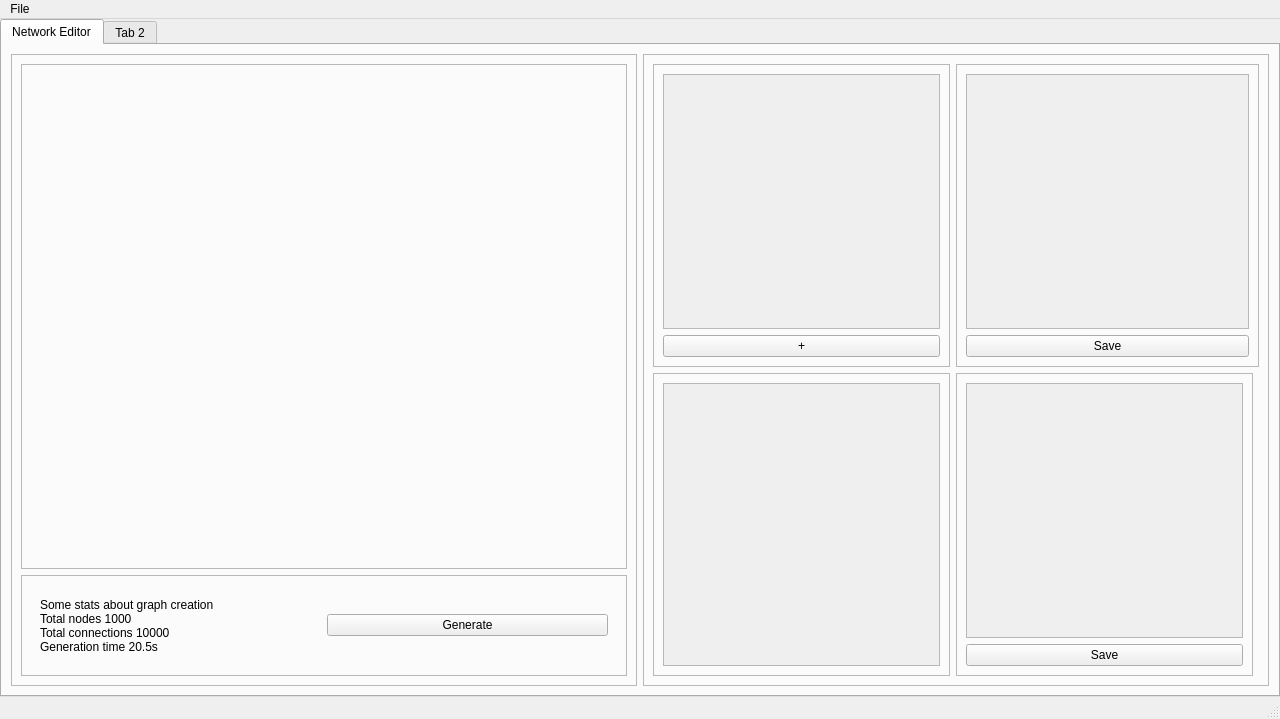
Old version of the form qt/NetworkEdit/main.ui in the repository Ayamur0/EpidemicsSimulator.
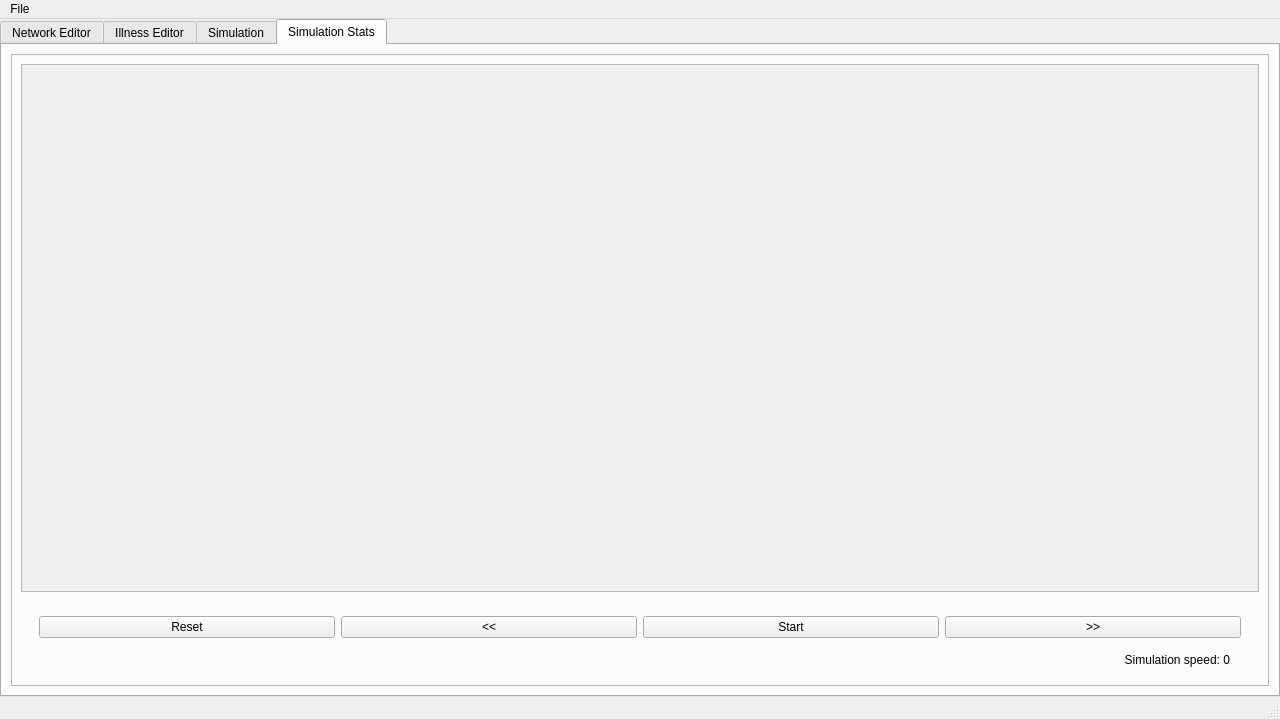
New version of the form.

Commit message: Added prototypes of the illnes, simulation and simulation stats view

The edit to the form file:
```diff
--- a/qt/NetworkEdit/main.ui
+++ b/qt/NetworkEdit/main.ui
@@ -36,7 +36,7 @@
     <item>
      <widget class="QTabWidget" name="tabWidget">
       <property name="currentIndex">
-       <number>0</number>
+       <number>3</number>
       </property>
       <widget class="QWidget" name="network_edit">
        <attribute name="title">
@@ -166,7 +166,7 @@
                    <x>0</x>
                    <y>0</y>
                    <width>274</width>
-                   <height>246</height>
+                   <height>253</height>
                   </rect>
                  </property>
                  <layout class="QFormLayout" name="formLayout_3"/>
@@ -322,7 +322,7 @@
                    <x>0</x>
                    <y>0</y>
                    <width>275</width>
-                   <height>279</height>
+                   <height>282</height>
                   </rect>
                  </property>
                  <layout class="QVBoxLayout" name="verticalLayout_6"/>
@@ -339,8 +339,161 @@
       </widget>
       <widget class="QWidget" name="tab_2">
        <attribute name="title">
-        <string>Tab 2</string>
+        <string>Illness Editor</string>
        </attribute>
+       <layout class="QVBoxLayout" name="verticalLayout_12">
+        <item>
+         <widget class="QFrame" name="illness_frame">
+          <property name="frameShape">
+           <enum>QFrame::StyledPanel</enum>
+          </property>
+          <property name="frameShadow">
+           <enum>QFrame::Raised</enum>
+          </property>
+          <layout class="QVBoxLayout" name="verticalLayout_10">
+           <item>
+            <widget class="QScrollArea" name="illness_list">
+             <property name="widgetResizable">
+              <bool>true</bool>
+             </property>
+             <widget class="QWidget" name="illness_content">
+              <property name="geometry">
+               <rect>
+                <x>0</x>
+                <y>0</y>
+                <width>1234</width>
+                <height>612</height>
+               </rect>
+              </property>
+              <layout class="QGridLayout" name="gridLayout_3"/>
+             </widget>
+            </widget>
+           </item>
+          </layout>
+         </widget>
+        </item>
+       </layout>
+      </widget>
+      <widget class="QWidget" name="simulation">
+       <attribute name="title">
+        <string>Simulation</string>
+       </attribute>
+       <layout class="QVBoxLayout" name="verticalLayout_15">
+        <item>
+         <widget class="QFrame" name="simulation_frame">
+          <property name="frameShape">
+           <enum>QFrame::StyledPanel</enum>
+          </property>
+          <property name="frameShadow">
+           <enum>QFrame::Raised</enum>
+          </property>
+          <layout class="QVBoxLayout" name="verticalLayout_13">
+           <item>
+            <widget class="QWidget" name="simulation_view" native="true">
+             <layout class="QVBoxLayout" name="verticalLayout_11"/>
+            </widget>
+           </item>
+           <item>
+            <widget class="QPushButton" name="open_browser_button">
+             <property name="text">
+              <string>Open in browser</string>
+             </property>
+            </widget>
+           </item>
+          </layout>
+         </widget>
+        </item>
+       </layout>
+      </widget>
+      <widget class="QWidget" name="simulation_stats">
+       <attribute name="title">
+        <string>Simulation Stats</string>
+       </attribute>
+       <layout class="QVBoxLayout" name="verticalLayout_14">
+        <item>
+         <widget class="QFrame" name="simulation_stats_frame">
+          <property name="frameShape">
+           <enum>QFrame::StyledPanel</enum>
+          </property>
+          <property name="frameShadow">
+           <enum>QFrame::Raised</enum>
+          </property>
+          <layout class="QVBoxLayout" name="verticalLayout_17">
+           <item>
+            <widget class="QScrollArea" name="stats_list">
+             <property name="widgetResizable">
+              <bool>true</bool>
+             </property>
+             <widget class="QWidget" name="stats_content">
+              <property name="geometry">
+               <rect>
+                <x>0</x>
+                <y>0</y>
+                <width>1234</width>
+                <height>528</height>
+               </rect>
+              </property>
+              <layout class="QGridLayout" name="gridLayout_2"/>
+             </widget>
+            </widget>
+           </item>
+           <item>
+            <widget class="QWidget" name="control_info_widget" native="true">
+             <layout class="QVBoxLayout" name="verticalLayout_16">
+              <item>
+               <widget class="QWidget" name="control_widget" native="true">
+                <layout class="QHBoxLayout" name="horizontalLayout_5">
+                 <item>
+                  <widget class="QPushButton" name="reset_button">
+                   <property name="text">
+                    <string>Reset</string>
+                   </property>
+                  </widget>
+                 </item>
+                 <item>
+                  <widget class="QPushButton" name="decrease_button">
+                   <property name="text">
+                    <string>&lt;&lt;</string>
+                   </property>
+                  </widget>
+                 </item>
+                 <item>
+                  <widget class="QPushButton" name="start_stop_button">
+                   <property name="text">
+                    <string>Start</string>
+                   </property>
+                  </widget>
+                 </item>
+                 <item>
+                  <widget class="QPushButton" name="increase_button">
+                   <property name="text">
+                    <string>&gt;&gt;</string>
+                   </property>
+                  </widget>
+                 </item>
+                </layout>
+               </widget>
+              </item>
+              <item>
+               <widget class="QLabel" name="speed_label">
+                <property name="text">
+                 <string>Simulation speed: 0</string>
+                </property>
+                <property name="alignment">
+                 <set>Qt::AlignRight|Qt::AlignTrailing|Qt::AlignVCenter</set>
+                </property>
+                <property name="indent">
+                 <number>20</number>
+                </property>
+               </widget>
+              </item>
+             </layout>
+            </widget>
+           </item>
+          </layout>
+         </widget>
+        </item>
+       </layout>
       </widget>
      </widget>
     </item>
```
Left out of the diff: 37 changed lines with no effect on the pictures. The commit also changes 10 other files.
